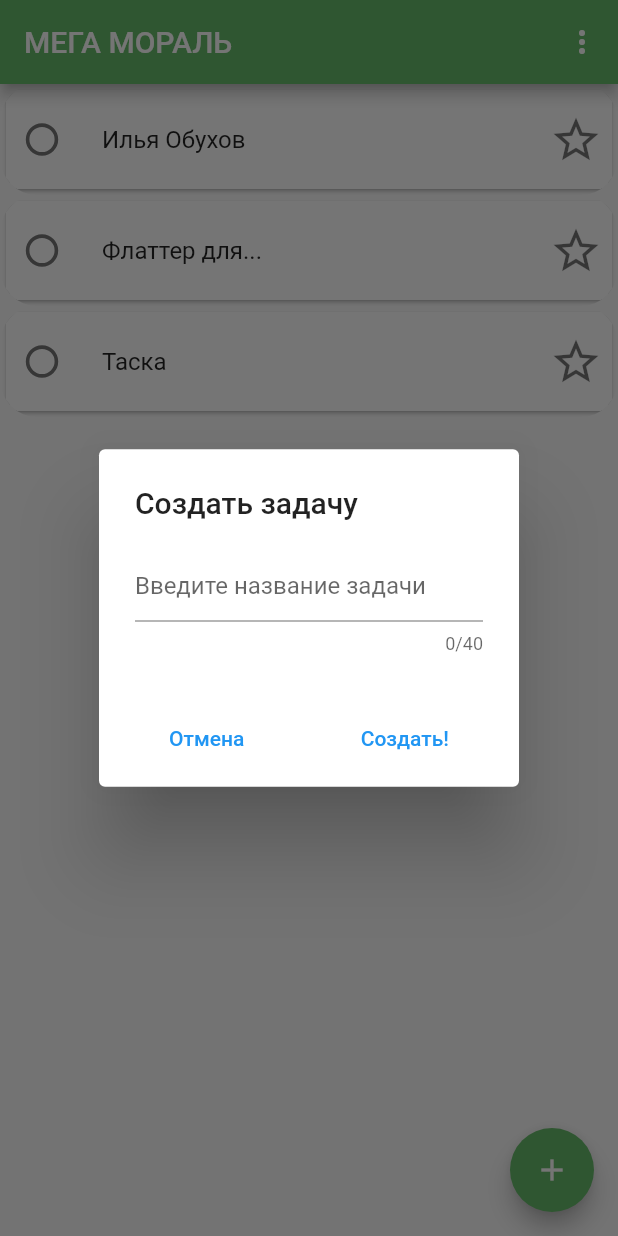
After one commit to acceptTheVoid/task_app, a Flutter app: the screen it shows after launch, after a tap on the "add" icon, on a phone screen of 412 x 824 dp. The commit adds this screen. Run offline on Flutter 3.47's test engine with Material 2 defaults, Android fonts, the phone set to English and light mode, and no system bars; our stand-ins replace flutter_svg.

Commit message:
Вынес создание тасок в отдельный виджет

```diff
--- /dev/null
+++ b/lib/widgets/branch/dialog/cancel_button.dart
@@ -0,0 +1,17 @@
+import 'package:flutter/material.dart';
+
+class CancelButton extends StatelessWidget {
+  const CancelButton({super.key, required this.text});
+
+  final String text;
+
+  @override
+  Widget build(BuildContext context) {
+    return TextButton(
+      onPressed: () {
+        Navigator.of(context).pop();
+      },
+      child: Text(text),
+    );
+  }
+}
--- /dev/null
+++ b/lib/widgets/branch/dialog/create_task.dart
@@ -0,0 +1,63 @@
+import 'package:flutter/material.dart';
+import 'package:flutter/services.dart';
+
+import 'cancel_button.dart';
+
+class TaskCreationDialog extends StatefulWidget {
+  const TaskCreationDialog({super.key});
+
+  @override
+  State<StatefulWidget> createState() => _TaskCreationDialogState();
+}
+
+class _TaskCreationDialogState extends State<TaskCreationDialog> {
+  final _formKey = GlobalKey<FormState>();
+  final _textEditingController = TextEditingController();
+
+  @override
+  void dispose() {
+    _textEditingController.dispose();
+    super.dispose();
+  }
+
+  String? _validator(String? value) {
+    if (value == null || value.isEmpty) {
+      return 'Название не может быть пустым';
+    }
+
+    if (value.length > 40) {
+      return 'Слишком длинное название';
+    }
+
+    return null;
+  }
+
+  @override
+  Widget build(BuildContext context) {
+    return AlertDialog(
+      title: const Text('Создать задачу'),
+      content: Form(
+        key: _formKey,
+        child: TextFormField(
+          controller: _textEditingController,
+          decoration: const InputDecoration(hintText: 'Введите название задачи'),
+          validator: _validator,
+          maxLength: 40,
+          maxLengthEnforcement: MaxLengthEnforcement.none,
+        ),
+      ),
+      actionsAlignment: MainAxisAlignment.spaceAround,
+      actions: [
+        const CancelButton(text: 'Отмена'),
+        TextButton(
+          onPressed: () {
+            if (_formKey.currentState!.validate()) {
+              Navigator.pop(context, _textEditingController.text);
+            }
+          },
+          child: const Text('Создать!'),
+        )
+      ],
+    );
+  }
+}
```
Also changed, not shown: lib/widgets/branch/branch.dart (+9 -65 lines).
